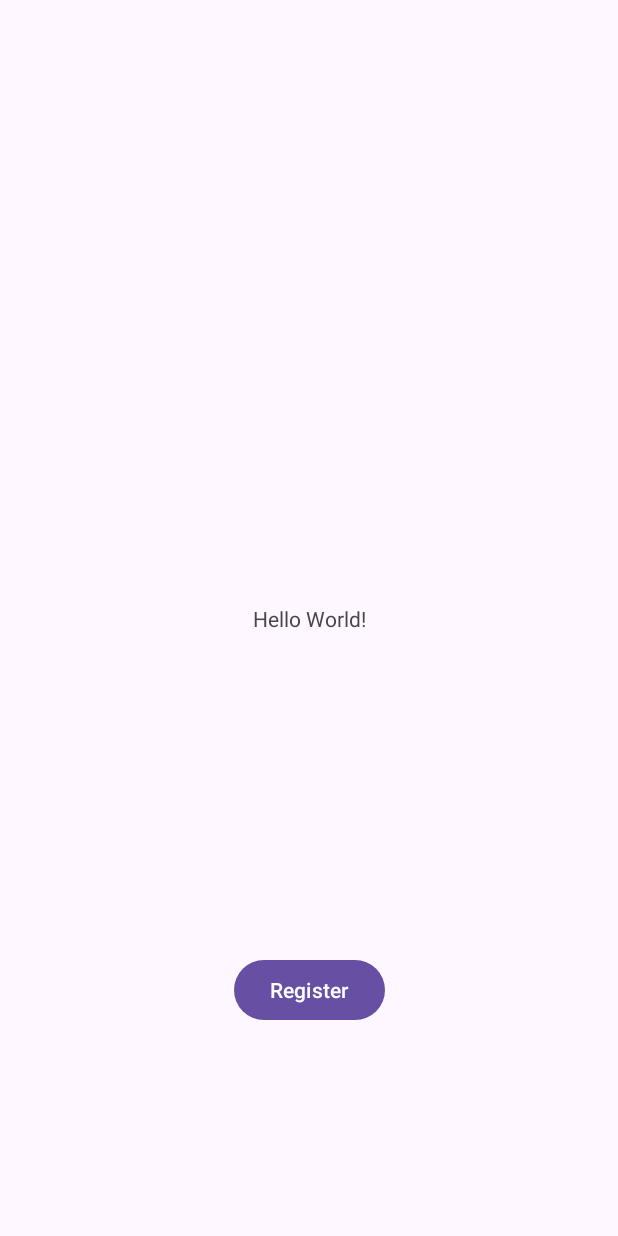
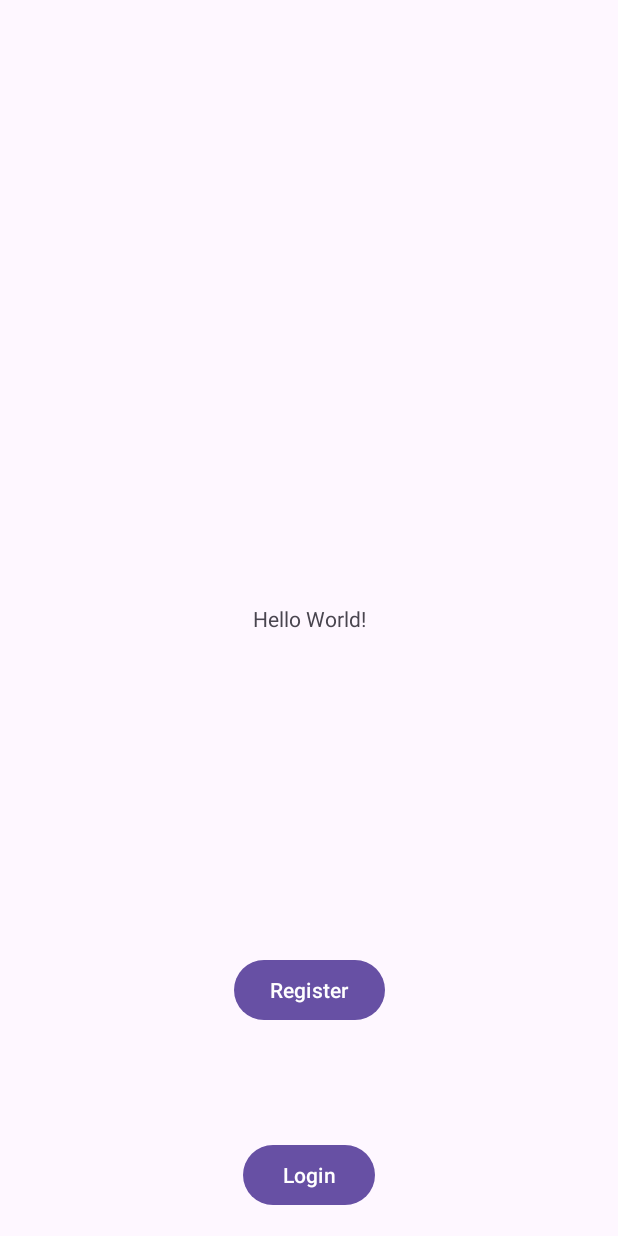
Before and after one commit to hajin148/MUSICAI, an Android app: the screen it shows after launch (MainActivity), on a phone screen of 412 x 824 dp. Run offline under Robolectric (Android 15) with nearby library versions, the phone set to English and light mode, and no system bars; our stand-ins replace Firebase (no records; nobody signed in at launch, a user with empty details on screens opened directly).

Commit message:
Login implemented.

```diff
--- a/app/src/main/res/layout/activity_main.xml
+++ b/app/src/main/res/layout/activity_main.xml
@@ -16,7 +16,7 @@
         app:layout_constraintTop_toTopOf="parent" />
 
     <Button
-        android:id="@+id/button"
+        android:id="@+id/Register_btn"
         android:layout_width="wrap_content"
         android:layout_height="wrap_content"
         android:text="Register"
@@ -26,4 +26,24 @@
         app:layout_constraintTop_toTopOf="parent"
         app:layout_constraintVertical_bias="0.82" />
 
+    <Button
+        android:id="@+id/Login_btn"
+        android:layout_width="wrap_content"
+        android:layout_height="wrap_content"
+        android:text="Login"
+        app:layout_constraintBottom_toBottomOf="parent"
+        app:layout_constraintEnd_toEndOf="parent"
+        app:layout_constraintStart_toStartOf="parent"
+        app:layout_constraintTop_toBottomOf="@+id/Register_btn"
+        app:layout_constraintVertical_bias="0.82" />
+
+    <TextView
+        android:id="@+id/username_display"
+        android:layout_width="wrap_content"
+        android:layout_height="wrap_content"
+        android:layout_marginStart="10dp"
+        android:layout_marginTop="10dp"
+        app:layout_constraintStart_toStartOf="parent"
+        app:layout_constraintTop_toTopOf="parent" />
+
 </androidx.constraintlayout.widget.ConstraintLayout>
```
Also changed, not shown: app/src/main/java/com/dasoni/musicai/MainActivity.kt (+55 -6 lines), app/src/main/res/layout/login.xml (added, +41 -0 lines).
